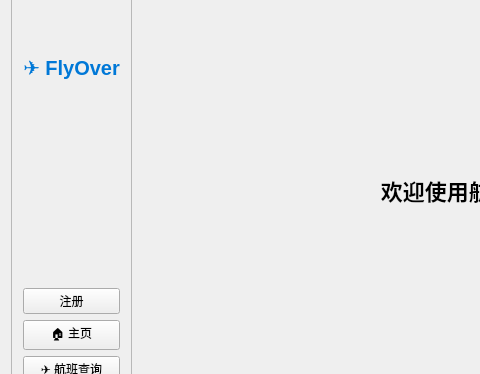
Old version of the form mainwindow.ui in the repository sheldonshi115/Flight_Tickets_System-FlyOver-; both pictures show x 0 to 480 and y 209 to 583 of the 1000 by 700 pixel window.
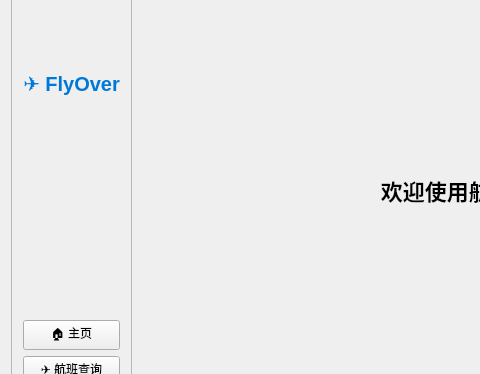
New version of the form.

The edit to the form file:
```diff
--- a/mainwindow.ui
+++ b/mainwindow.ui
@@ -34,13 +34,6 @@
          </property>
         </widget>
        </item>
-       <item>
-        <widget class="QPushButton" name="btnlogin">
-         <property name="text">
-          <string>注册</string>
-         </property>
-        </widget>
-       </item>
        <item>
         <widget class="QPushButton" name="btnHome">
          <property name="text">
```
Left out of the diff: 9 changed lines with no effect on the pictures.
